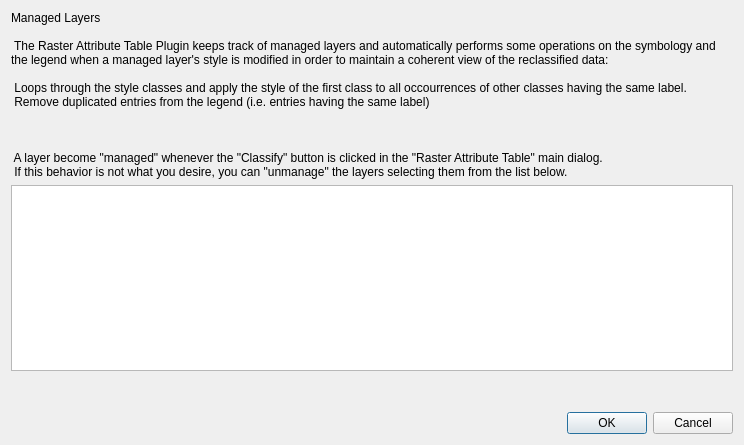
Qt form dialogs/Ui_ManagedLayersDialog.ui (noaa-ocs-hydrography/qgis-raster-attribute-table-plugin) before a commit.
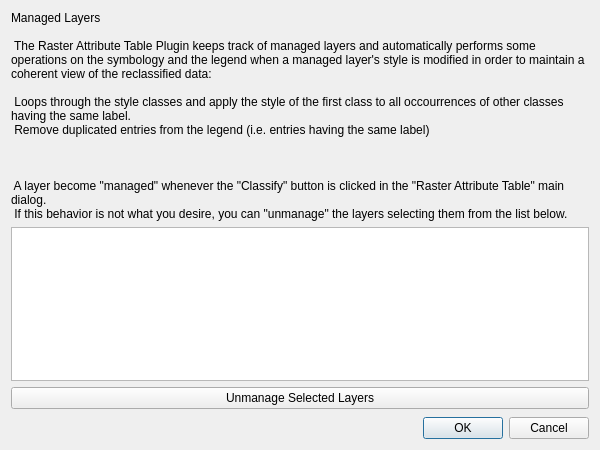
The same form after that commit.

Commit message: Fix range bugs + managed dialog

Patch:
```diff
--- a/dialogs/Ui_ManagedLayersDialog.ui
+++ b/dialogs/Ui_ManagedLayersDialog.ui
@@ -6,10 +6,16 @@
    <rect>
     <x>0</x>
     <y>0</y>
-    <width>744</width>
-    <height>445</height>
+    <width>600</width>
+    <height>450</height>
    </rect>
   </property>
+  <property name="minimumSize">
+   <size>
+    <width>600</width>
+    <height>450</height>
+   </size>
+  </property>
   <property name="windowTitle">
    <string>Raster Attribute Table Managed Layers</string>
   </property>
@@ -46,6 +52,13 @@
      </property>
     </widget>
    </item>
+   <item>
+    <widget class="QPushButton" name="mUnmanage">
+     <property name="text">
+      <string>Unmanage Selected Layers</string>
+     </property>
+    </widget>
+   </item>
    <item>
     <spacer name="verticalSpacer">
      <property name="orientation">
```
The commit also changes 13 other files.
